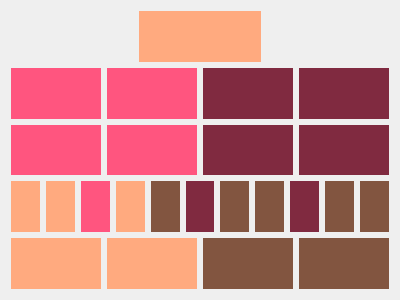
Qt form src/blnuhr/resources/blnuhr.ui (prjemian/blnuhr) before a commit.
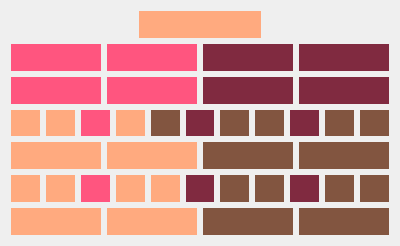
The same form after that commit.

Commit message: display seconds, similar to minutes

What changed in the file:
```diff
--- a/src/blnuhr/resources/blnuhr.ui
+++ b/src/blnuhr/resources/blnuhr.ui
@@ -7,7 +7,7 @@
     <x>0</x>
     <y>0</y>
     <width>400</width>
-    <height>300</height>
+    <height>246</height>
    </rect>
   </property>
   <property name="windowTitle">
@@ -293,6 +293,164 @@
      </item>
     </layout>
    </item>
+   <item>
+    <layout class="QHBoxLayout" name="s5_layout">
+     <item>
+      <widget class="QLabel" name="l_s5_1">
+       <property name="styleSheet">
+        <string notr="true">background-color: rgb(255, 170, 127);</string>
+       </property>
+       <property name="text">
+        <string/>
+       </property>
+      </widget>
+     </item>
+     <item>
+      <widget class="QLabel" name="l_s5_2">
+       <property name="styleSheet">
+        <string notr="true">background-color: rgb(255, 170, 127);</string>
+       </property>
+       <property name="text">
+        <string/>
+       </property>
+      </widget>
+     </item>
+     <item>
+      <widget class="QLabel" name="l_s5_3">
+       <property name="styleSheet">
+        <string notr="true">background-color: rgb(255, 85, 127);</string>
+       </property>
+       <property name="text">
+        <string/>
+       </property>
+      </widget>
+     </item>
+     <item>
+      <widget class="QLabel" name="l_s5_4">
+       <property name="styleSheet">
+        <string notr="true">background-color: rgb(255, 170, 127);</string>
+       </property>
+       <property name="text">
+        <string/>
+       </property>
+      </widget>
+     </item>
+     <item>
+      <widget class="QLabel" name="l_s5_5">
+       <property name="styleSheet">
+        <string notr="true">background-color: rgb(255, 170, 127);</string>
+       </property>
+       <property name="text">
+        <string/>
+       </property>
+      </widget>
+     </item>
+     <item>
+      <widget class="QLabel" name="l_s5_6">
+       <property name="styleSheet">
+        <string notr="true">background-color: rgb(128, 42, 64);</string>
+       </property>
+       <property name="text">
+        <string/>
+       </property>
+      </widget>
+     </item>
+     <item>
+      <widget class="QLabel" name="l_s5_7">
+       <property name="styleSheet">
+        <string notr="true">background-color: rgb(130, 85, 64);</string>
+       </property>
+       <property name="text">
+        <string/>
+       </property>
+      </widget>
+     </item>
+     <item>
+      <widget class="QLabel" name="l_s5_8">
+       <property name="styleSheet">
+        <string notr="true">background-color: rgb(130, 85, 64);</string>
+       </property>
+       <property name="text">
+        <string/>
+       </property>
+      </widget>
+     </item>
+     <item>
+      <widget class="QLabel" name="l_s5_9">
+       <property name="styleSheet">
+        <string notr="true">background-color: rgb(128, 42, 64);</string>
+       </property>
+       <property name="text">
+        <string/>
+       </property>
+      </widget>
+     </item>
+     <item>
+      <widget class="QLabel" name="l_s5_10">
+       <property name="styleSheet">
+        <string notr="true">background-color: rgb(130, 85, 64);</string>
+       </property>
+       <property name="text">
+        <string/>
+       </property>
+      </widget>
+     </item>
+     <item>
+      <widget class="QLabel" name="l_s5_11">
+       <property name="styleSheet">
+        <string notr="true">background-color: rgb(130, 85, 64);</string>
+       </property>
+       <property name="text">
+        <string/>
+       </property>
+      </widget>
+     </item>
+    </layout>
+   </item>
+   <item>
+    <layout class="QHBoxLayout" name="s1_layout">
+     <item>
+      <widget class="QLabel" name="l_s1_1">
+       <property name="styleSheet">
+        <string notr="true">background-color: rgb(255, 170, 127);</string>
+       </property>
+       <property name="text">
+        <string/>
+       </property>
+      </widget>
+     </item>
+     <item>
+      <widget class="QLabel" name="l_s1_2">
+       <property name="styleSheet">
+        <string notr="true">background-color: rgb(255, 170, 127);</string>
+       </property>
+       <property name="text">
+        <string/>
+       </property>
+      </widget>
+     </item>
+     <item>
+      <widget class="QLabel" name="l_s1_3">
+       <property name="styleSheet">
+        <string notr="true">background-color: rgb(130, 85, 64);</string>
+       </property>
+       <property name="text">
+        <string/>
+       </property>
+      </widget>
+     </item>
+     <item>
+      <widget class="QLabel" name="l_s1_4">
+       <property name="styleSheet">
+        <string notr="true">background-color: rgb(130, 85, 64);</string>
+       </property>
+       <property name="text">
+        <string/>
+       </property>
+      </widget>
+     </item>
+    </layout>
+   </item>
   </layout>
  </widget>
  <resources/>
```
Left out of the diff: 10 changed lines with no effect on the pictures. The commit also changes 1 other file.
